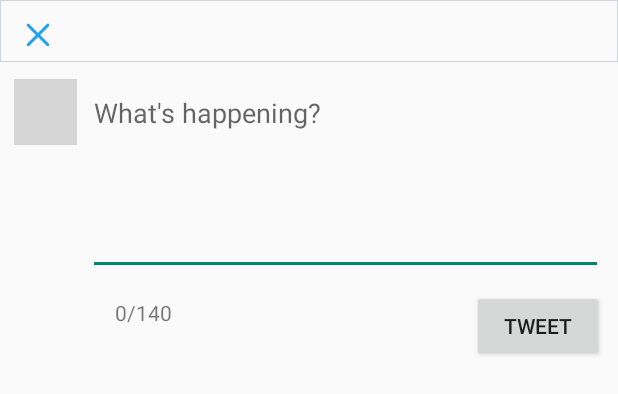
After one commit to annazhang2002/SimpleTweet, an Android app: the layout fragment_compose.xml on its own in the app's theme, with its tools: preview values and no code run, on a phone screen of 412 x 824 dp. The commit adds this screen. Shown: the top 394 px of the screen. Run offline under Robolectric (Android 15) with nearby library versions, the phone set to English and light mode, and no system bars; grey boxes are pictures that could not be loaded.

Commit message:
Added model overlay for the compose activity

```diff
--- /dev/null
+++ b/app/src/main/res/drawable-hdpi/ic_vector_close.xml
@@ -0,0 +1,5 @@
+<?xml version="1.0" encoding="utf-8"?>
+<vector android:height="24.0dip" android:width="24.0dip" android:viewportWidth="24.0" android:viewportHeight="24.0"
+  xmlns:android="http://schemas.android.com/apk/res/android">
+    <path android:fillColor="@color/twitter_blue" android:pathData="M13.414,12l5.793,-5.793c0.39,-0.39 0.39,-1.023 0,-1.414s-1.023,-0.39 -1.414,0L12,10.586 6.207,4.793c-0.39,-0.39 -1.023,-0.39 -1.414,0s-0.39,1.023 0,1.414L10.586,12l-5.793,5.793c-0.39,0.39 -0.39,1.023 0,1.414 0.195,0.195 0.45,0.293 0.707,0.293s0.512,-0.098 0.707,-0.293L12,13.414l5.793,5.793c0.195,0.195 0.45,0.293 0.707,0.293s0.512,-0.098 0.707,-0.293c0.39,-0.39 0.39,-1.023 0,-1.414L13.414,12z" />
+</vector>
--- /dev/null
+++ b/app/src/main/res/layout/fragment_compose.xml
@@ -0,0 +1,79 @@
+<?xml version="1.0" encoding="utf-8"?>
+<RelativeLayout xmlns:android="http://schemas.android.com/apk/res/android"
+    xmlns:app="http://schemas.android.com/apk/res-auto"
+    xmlns:tools="http://schemas.android.com/tools"
+    android:layout_width="match_parent"
+    android:layout_height="match_parent"
+    android:padding="0dp"
+    tools:context=".ComposeActivity">
+
+    <Button
+        android:id="@+id/btnTweet"
+        android:layout_width="wrap_content"
+        android:layout_height="wrap_content"
+        android:layout_below="@+id/etCompose"
+        android:layout_alignParentEnd="true"
+        android:layout_marginStart="0dp"
+        android:layout_marginTop="0dp"
+        android:layout_marginEnd="9dp"
+        android:layout_marginBottom="10dp"
+        android:text="@string/tweet" />
+
+    <EditText
+        android:id="@+id/etCompose"
+        android:layout_width="343dp"
+        android:layout_height="wrap_content"
+        android:layout_below="@+id/textView"
+        android:layout_marginStart="7dp"
+        android:layout_marginTop="11dp"
+        android:layout_marginEnd="10dp"
+        android:layout_marginBottom="10dp"
+        android:layout_toEndOf="@+id/ivProfileImg"
+        android:ems="10"
+        android:gravity="start|top"
+        android:hint="@string/what_s_happening"
+        android:inputType="textMultiLine"
+        android:minLines="5"
+        android:textColorHighlight="@color/gray"
+        android:textColorLink="@color/gray" />
+
+    <TextView
+        android:id="@+id/tvCharCount"
+        android:layout_width="wrap_content"
+        android:layout_height="wrap_content"
+        android:layout_below="@+id/etCompose"
+        android:layout_marginStart="25dp"
+        android:layout_marginTop="5dp"
+        android:layout_toEndOf="@+id/ivProfileImg"
+        tools:text="0/140" />
+
+    <TextView
+        android:id="@+id/textView"
+        android:layout_width="match_parent"
+        android:layout_height="41dp"
+        android:layout_alignParentStart="true"
+        android:layout_alignParentTop="true"
+        android:layout_marginStart="0dp"
+        android:layout_marginTop="0dp"
+        android:background="@drawable/border" />
+
+    <ImageView
+        android:id="@+id/ivClose"
+        android:layout_width="wrap_content"
+        android:layout_height="wrap_content"
+        android:layout_alignParentStart="true"
+        android:layout_alignParentTop="true"
+        android:layout_marginStart="13dp"
+        android:layout_marginTop="11dp"
+        app:srcCompat="@drawable/ic_vector_close" />
+
+    <ImageView
+        android:id="@+id/ivProfileImg"
+        android:layout_width="42dp"
+        android:layout_height="44dp"
+        android:layout_below="@+id/textView"
+        android:layout_alignParentStart="true"
+        android:layout_marginStart="9dp"
+        android:layout_marginTop="11dp"
+        tools:srcCompat="@tools:sample/avatars" />
+</RelativeLayout>
```
Also changed, not shown: app/src/main/java/com/codepath/apps/restclienttemplate/ComposeDialogFragment.java (added, +175 -0 lines), app/src/main/java/com/codepath/apps/restclienttemplate/TimelineActivity.java (+23 -11 lines), 2 other files.
